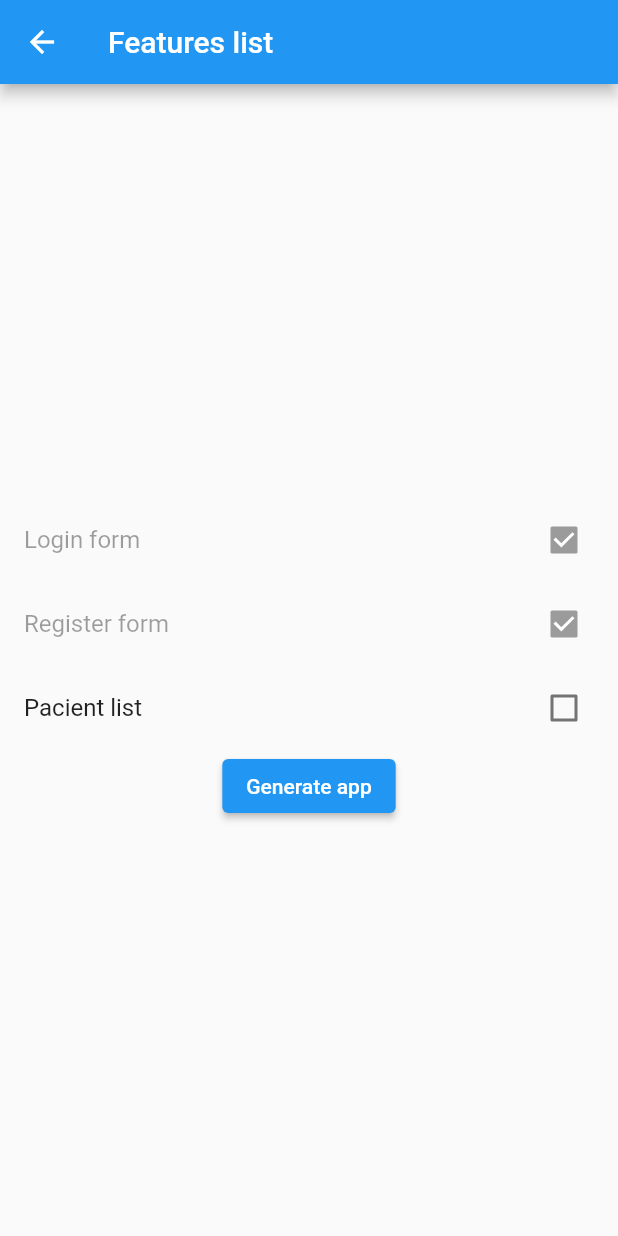
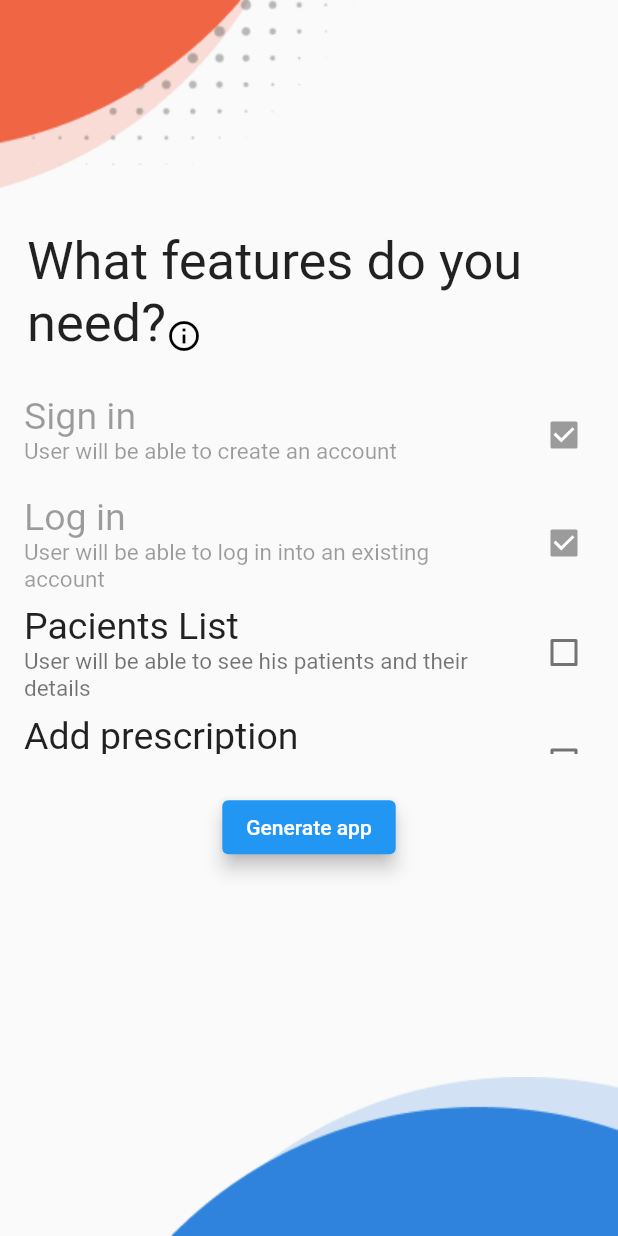
Before and after one commit to Becks-SmartHack/Inception_Doc, a Flutter app: the AppFeaturesScreen screen opened directly, on a phone screen of 412 x 824 dp. Run offline on Flutter 3.47's test engine with Material 2 defaults, Android fonts, the phone set to English and light mode, and no system bars; our stand-ins replace carousel_slider, cloud_firestore, firebase_core; accounts and stored records are empty.

Commit message:
App features screen

```diff
--- a/structured_flutter_backend/lib/screens/appFeatures_screen.dart
+++ b/structured_flutter_backend/lib/screens/appFeatures_screen.dart
@@ -1,5 +1,3 @@
-
-
 import 'package:flutter/material.dart';
 
 class AppFeaturesScreen extends StatefulWidget {
@@ -10,62 +8,146 @@ class AppFeaturesScreen extends StatefulWidget {
 }
 
 class _AppFeaturesScreenState extends State<AppFeaturesScreen> {
-  bool? _value = false;
+  bool? _valueAddPacientList = false;
+  bool? _valueAddPrescription = false;
   bool pressedButton = false;
 
   @override
   Widget build(BuildContext context) {
     return Scaffold(
-      appBar: AppBar(
+      body:
+          Column(mainAxisAlignment: MainAxisAlignment.start, children: <Widget>[
+        Container(
+          child: Image.asset('assets/Component3.png'),
+          alignment: Alignment.topLeft,
+        ),
 
-        title: Text("Features list"),
+        Container(
+            padding: EdgeInsets.all(18.0),
+            alignment: Alignment.centerRight,
+            child: Text.rich(
+              TextSpan(
+                  text: 'What features do you need?',
+                  style: TextStyle(
+                    fontSize: 35.0,
                   ),
-      body: Column(
-        mainAxisAlignment: MainAxisAlignment.center,
-        children:<Widget>[ CheckboxListTile(
-            title: const Text('Login form'),
+                  children: [
+                    WidgetSpan(
+                      child: GestureDetector(
+                        child: Icon(
+                          Icons.info_outlined,
+                          color: Colors.black,
+                        ),
+                        onTap: () {
+                          showDialog(
+                            context: context,
+                            builder: (BuildContext context) {
+                              return AlertDialog(
+
+                                backgroundColor: Colors.lightBlue[700],
+                                  content: Text("Sign In, Log In and Patients List are mandatory for your application. "
+                                      "Now, depending on the desired features, additional costs may apply.",
+                                  style: TextStyle(
+                                    color: Colors.white,
+                                  ),),
+                                  actions: [
+                                    Align(
+                                      alignment: Alignment.topRight,
+                                      child: IconButton(
+                                          icon: Icon(Icons.close),
+                                          onPressed: () => Navigator.pop(context, true) ),
+                                    )
+
+                                  ]);
+                            },
+                          );
+                        }
+
+                      ),
+                    ),
+                  ]),
+            )),
+
+        Expanded(
+          child: ListView(
+            children: [
+              CheckboxListTile(
+                title: const Text('Sign in', style: TextStyle(fontSize: 25)),
+                subtitle: const Text("User will be able to create an account",
+                    style: TextStyle(fontSize: 15)),
                 value: true,
-        onChanged: null,),
-
+                onChanged: null,
+              ),
               CheckboxListTile(
-            title: const Text('Register form'),
+                title: const Text('Log in', style: TextStyle(fontSize: 25)),
+                subtitle: const Text(
+                    "User will be able to log in into an existing account",
+                    style: TextStyle(fontSize: 15)),
                 value: true,
-            onChanged: null),
-
+                onChanged: null,
+              ),
               CheckboxListTile(
-              title: const Text('Pacient list'),
-              value: _value,
-              onChanged: (bool? value){
+                  title: const Text('Pacients List',
+                      style: TextStyle(fontSize: 25)),
+                  subtitle: const Text(
+                      "User will be able to see his patients and their details",
+                      style: TextStyle(fontSize: 15)),
+                  value: _valueAddPacientList,
+                  onChanged: (bool? value) {
                     setState(() {
-                  _value = value;
+                      _valueAddPacientList = value;
                     });
                   }),
+              CheckboxListTile(
 
+                  title: const Text('Add prescription',
+                      style: TextStyle(fontSize: 25)),
+                  subtitle: const Text(
+                      "User will be able to add the prescription and the diagnostic given to his patient",
+                      style: TextStyle(fontSize: 15)),
+                  value: _valueAddPrescription,
+                  onChanged: (bool? value) {
+                    setState(() {
+                      _valueAddPrescription = value;
+                    });
+                  }),
+            ],
+          ),
+        ),
+
+
+        SizedBox(
+            height: 25,
+        ),
         ElevatedButton(
-            style: ElevatedButton.styleFrom(elevation: 2),
+          style: ElevatedButton.styleFrom(
+              elevation: 5,
+          ),
           onPressed: () {
             showDialog(
               context: context,
               builder: (BuildContext context) {
                 return AlertDialog(
                     content: Text("Your app has been generated!"),
-                    actions:[
+                    actions: [
                       TextButton(
                         child: Text("Continue"),
                         onPressed: () => Navigator.pop(context, true),
                       )
-                    ]
-                  );
+                    ]);
               },
             );
           },
           child: Text('Generate app'),
-          )
+        ),
 
-        ]
-
-
+        Expanded(
+          child: Align(
+            alignment: FractionalOffset.bottomRight,
+            child: Image.asset('assets/Component4.png'),
           ),
+        ),
+      ]),
     );
   }
 }
--- a/structured_flutter_backend/pubspec.yaml
+++ b/structured_flutter_backend/pubspec.yaml
@@ -67,9 +67,9 @@ flutter:
   uses-material-design: true
 
   # To add assets to your application, add an assets section, like this:
-  # assets:
-  #   - images/a_dot_burr.jpeg
-  #   - images/a_dot_ham.jpeg
+  assets:
+     - assets/
+
 
   # An image asset can refer to one or more resolution-specific "variants", see
   # https://flutter.dev/assets-and-images/#resolution-aware
```
Also changed, not shown: structured_flutter_backend/assets/Component3.png (added), structured_flutter_backend/assets/Component4.png (added). Lines whose indentation alone changed are shown as unchanged.
